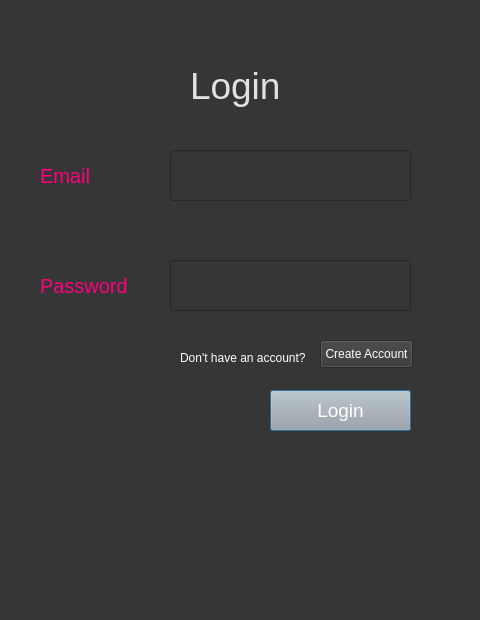
Above: UI/login.ui from yarlagaddajeevika/Parental-Control-using-screen-recording before the change. Below: the same form after it.
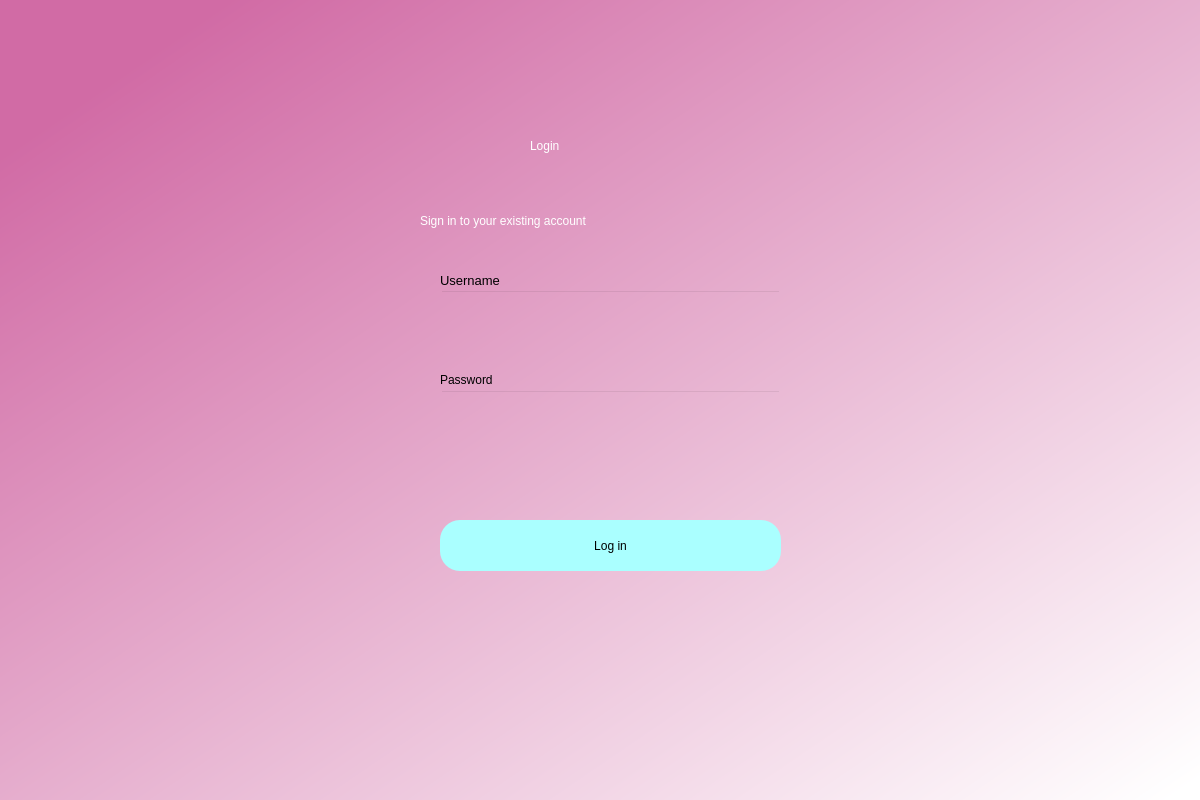
That is the form after the change.

```diff
--- a/UI/login.ui
+++ b/UI/login.ui
@@ -6,27 +6,37 @@
    <rect>
     <x>0</x>
     <y>0</y>
-    <width>480</width>
-    <height>620</height>
+    <width>1200</width>
+    <height>800</height>
    </rect>
   </property>
   <property name="windowTitle">
    <string>Dialog</string>
   </property>
+  <widget class="QWidget" name="bgwidget" native="true">
+   <property name="geometry">
+    <rect>
+     <x>0</x>
+     <y>0</y>
+     <width>1201</width>
+     <height>801</height>
+    </rect>
+   </property>
   <property name="styleSheet">
-   <string notr="true">background-color: rgb(54, 54, 54);</string>
+    <string notr="true">QWidget#bgwidget{
+background-color:qlineargradient(spread:pad, x1:0.091, y1:0.101636, x2:0.991379, y2:0.977, stop:0 rgba(209, 107, 165, 255), stop:1 rgba(255, 255, 255, 255));}</string>
   </property>
   <widget class="QLabel" name="label">
    <property name="geometry">
     <rect>
-     <x>190</x>
-     <y>50</y>
-     <width>121</width>
+      <x>530</x>
+      <y>110</y>
+      <width>200</width>
      <height>71</height>
     </rect>
    </property>
    <property name="styleSheet">
-    <string notr="true">color:rgb(225, 225, 225); font-size:28pt;</string>
+     <string notr="true">font: 36pt &quot;MS Shell Dlg 2&quot;; color:rgb(255, 255, 255)</string>
    </property>
    <property name="text">
     <string>Login</string>
@@ -35,111 +45,122 @@
   <widget class="QLabel" name="label_2">
    <property name="geometry">
     <rect>
-     <x>40</x>
-     <y>160</y>
-     <width>101</width>
-     <height>31</height>
+      <x>420</x>
+      <y>200</y>
+      <width>591</width>
+      <height>41</height>
     </rect>
    </property>
    <property name="styleSheet">
-    <string notr="true">font-size:15pt; color:rgb(255, 0, 127)</string>
+     <string notr="true">font: 16pt &quot;MS Shell Dlg 2&quot;;color:rgb(255, 255, 255)</string>
    </property>
    <property name="text">
-    <string>Email</string>
-   </property>
-  </widget>
-  <widget class="QLineEdit" name="email">
+     <string>Sign in to your existing account</string>
+    </property>
+   </widget>
+   <widget class="QPushButton" name="login">
    <property name="geometry">
     <rect>
-     <x>170</x>
-     <y>150</y>
-     <width>241</width>
+      <x>440</x>
+      <y>520</y>
+      <width>341</width>
      <height>51</height>
     </rect>
    </property>
    <property name="styleSheet">
-    <string notr="true">font-size:14pt; color:rgb(243, 243, 243)</string>
-   </property>
-  </widget>
-  <widget class="QLineEdit" name="password">
+     <string notr="true">border-radius:20px;
+background-color: rgb(170, 255, 255);
+font: 14pt &quot;MS Shell Dlg 2&quot;;</string>
+    </property>
+    <property name="text">
+     <string>Log in</string>
+    </property>
+   </widget>
+   <widget class="QLineEdit" name="emailfield">
    <property name="geometry">
     <rect>
-     <x>170</x>
-     <y>260</y>
-     <width>241</width>
+      <x>440</x>
+      <y>290</y>
+      <width>341</width>
      <height>51</height>
     </rect>
    </property>
    <property name="styleSheet">
-    <string notr="true">font-size:14pt; color:rgb(243, 243, 243)</string>
-   </property>
-   <property name="text">
-    <string/>
+     <string notr="true">background-color:rgba(0,0,0,0);
+font: 12pt &quot;MS Shell Dlg 2&quot;;</string>
+    </property>
+   </widget>
+   <widget class="QLineEdit" name="passwordfield">
+    <property name="geometry">
+     <rect>
+      <x>440</x>
+      <y>390</y>
+      <width>341</width>
+      <height>51</height>
+     </rect>
+    </property>
+    <property name="styleSheet">
+     <string notr="true">background-color:rgba(0,0,0,0);
+font: 12pt &quot;MS Shell Dlg 2&quot;;</string>
    </property>
   </widget>
   <widget class="QLabel" name="label_3">
    <property name="geometry">
     <rect>
-     <x>40</x>
+      <x>440</x>
      <y>270</y>
-     <width>111</width>
-     <height>31</height>
-    </rect>
-   </property>
-   <property name="styleSheet">
-    <string notr="true">font-size:15pt; color:rgb(255, 0, 127)</string>
-   </property>
-   <property name="text">
-    <string>Password</string>
-   </property>
-  </widget>
-  <widget class="QPushButton" name="loginbutton">
-   <property name="geometry">
-    <rect>
-     <x>270</x>
-     <y>390</y>
-     <width>141</width>
-     <height>41</height>
-    </rect>
-   </property>
+      <width>100</width>
+      <height>20</height>
+     </rect>
+    </property>
+    <property name="font">
+     <font>
+      <family>MS Shell Dlg 2</family>
+      <pointsize>10</pointsize>
+      <weight>50</weight>
+      <italic>false</italic>
+      <bold>false</bold>
+     </font>
+    </property>
    <property name="styleSheet">
-    <string notr="true">background-color: rgb(167, 168, 167); font-size:14pt; color:rgb(255, 255, 255)</string>
+     <string notr="true">font: 10pt &quot;MS Shell Dlg 2&quot;;</string>
    </property>
    <property name="text">
-    <string>Login</string>
+     <string>Username</string>
    </property>
   </widget>
   <widget class="QLabel" name="label_4">
    <property name="geometry">
     <rect>
-     <x>180</x>
-     <y>350</y>
-     <width>171</width>
-     <height>16</height>
+      <x>440</x>
+      <y>370</y>
+      <width>100</width>
+      <height>20</height>
     </rect>
    </property>
    <property name="styleSheet">
-    <string notr="true">color:rgb(255, 255, 255)</string>
+     <string notr="true">font: 10pt &quot;MS Shell Dlg 2&quot;;</string>
    </property>
    <property name="text">
-    <string>Don't have an account?</string>
-   </property>
-  </widget>
-  <widget class="QPushButton" name="createaccbutton">
+     <string>Password</string>
+    </property>
+   </widget>
+   <widget class="QLabel" name="error">
    <property name="geometry">
     <rect>
-     <x>320</x>
-     <y>340</y>
-     <width>93</width>
-     <height>28</height>
+      <x>440</x>
+      <y>456</y>
+      <width>341</width>
+      <height>20</height>
     </rect>
    </property>
    <property name="styleSheet">
-    <string notr="true">color:rgb(255, 255, 255)</string>
+     <string notr="true">font: 12pt &quot;MS Shell Dlg 2&quot;; color:red;</string>
    </property>
    <property name="text">
-    <string>Create Account</string>
-   </property>
+     <string/>
+    </property>
+   </widget>
   </widget>
  </widget>
  <resources/>
```
Lines whose indentation alone changed are shown as unchanged.
